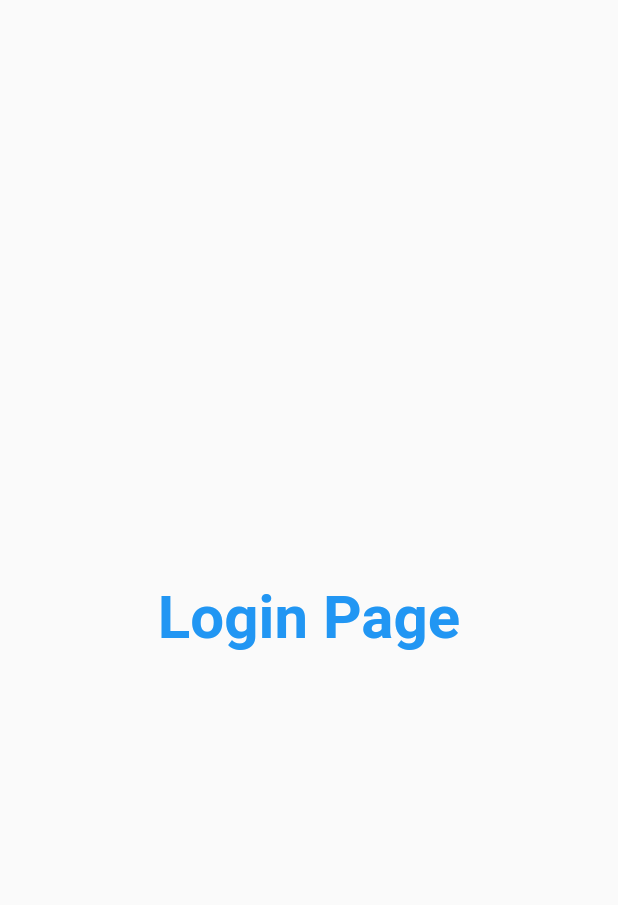
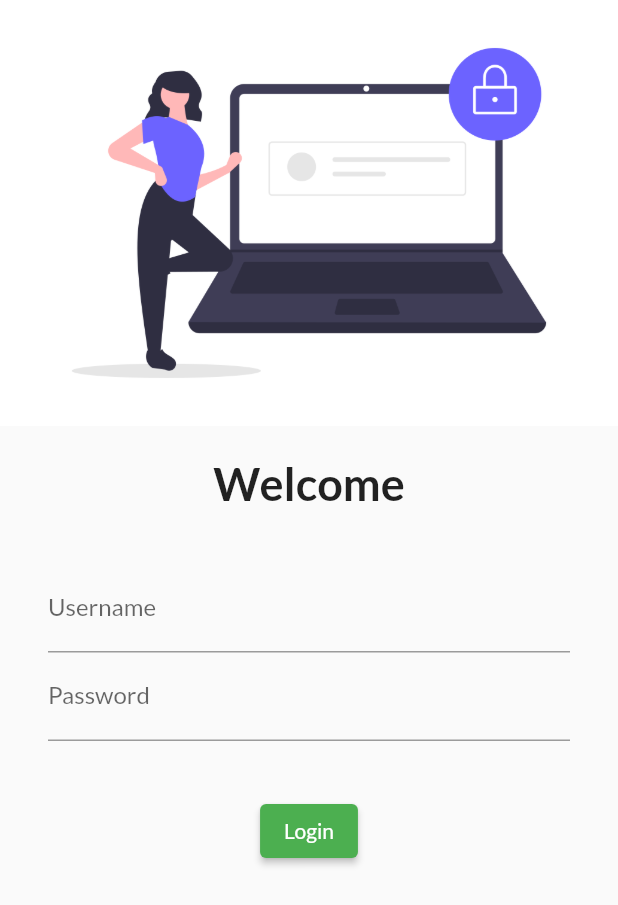
Before and after one commit to atharvajoshi1007/Flutter, a Flutter app: the screen it shows after launch, on a phone screen of 412 x 824 dp. Shown: the top 905 px of the screen. Run offline on Flutter 3.47's test engine with Material 2 defaults, Android fonts, the phone set to English and light mode, and no system bars; our stand-ins replace google_fonts.

Commit message:
day 4 completed

```diff
--- a/flutter_catalog/lib/Pages/login_page.dart
+++ b/flutter_catalog/lib/Pages/login_page.dart
@@ -4,16 +4,50 @@ class LoginPage extends StatelessWidget {
   @override
   Widget build(BuildContext context) {
     return Material(
-      child: Center(
-        child: Text(
-          "Login Page",
+        child: Column(
+      children: [
+        Image.asset(
+          "assets/images/Login_Image.png",
+          fit: BoxFit.cover,
+        ),
+        SizedBox(
+          height: 20.0,
+        ),
+        Text(
+          "Welcome",
           style: TextStyle(
-            fontSize: 40,
-            color: Colors.blue,
+            fontSize: 30,
             fontWeight: FontWeight.bold,
           ),
         ),
-      ),
-    );
+        SizedBox(
+          height: 20.0,
+        ),
+        Padding(
+            padding:
+                const EdgeInsets.symmetric(vertical: 16.0, horizontal: 32.0),
+            child: Column(children: [
+              TextFormField(
+                decoration: InputDecoration(
+                    hintText: "Enter UserName", labelText: "Username"),
+              ),
+              TextFormField(
+                obscureText: true,
+                decoration: InputDecoration(
+                    hintText: "Enter Password", labelText: "Password"),
+              ),
+            ])),
+        SizedBox(
+          height: 20.0,
+        ),
+        ElevatedButton(
+          child: Text("Login"),
+          style: TextButton.styleFrom(),
+          onPressed: () {
+            print("hello flutter");
+          },
+        )
+      ],
+    ));
   }
 }
--- a/flutter_catalog/lib/main.dart
+++ b/flutter_catalog/lib/main.dart
@@ -1,6 +1,7 @@
 import 'package:flutter/material.dart';
 import 'package:flutter_catalog/Pages/home_page.dart';
 import 'package:flutter_catalog/Pages/login_page.dart';
+import 'package:google_fonts/google_fonts.dart';
 
 void main() {
   runApp(MyApp());
@@ -11,7 +12,10 @@ class MyApp extends StatelessWidget {
   Widget build(BuildContext context) {
     return MaterialApp(
       themeMode: ThemeMode.light,
-      theme: ThemeData(primarySwatch: Colors.green),
+      theme: ThemeData(
+        primarySwatch: Colors.green,
+        fontFamily: GoogleFonts.lato().fontFamily,
+      ),
       darkTheme: ThemeData(brightness: Brightness.dark),
       initialRoute: "/login",
       routes: {
```
Also changed, not shown: flutter_catalog/pubspec.yaml (+5 -6 lines), flutter_catalog/assets/images/Login_Image.png (added), flutter_catalog/pubspec.lock, 1 other file.
